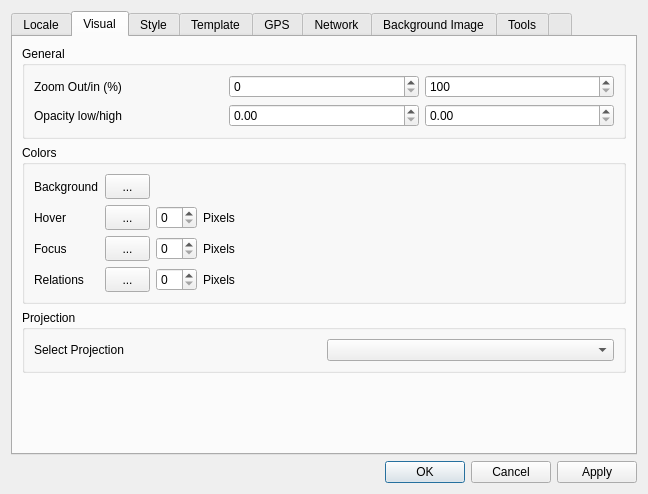
Above: Preferences/PreferencesDialog.ui from openstreetmap/merkaartor before the change. Below: the same form after it.
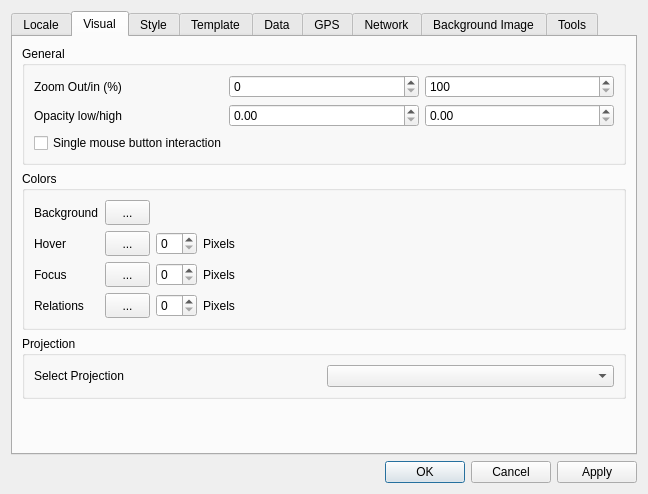
That is the form after the change. The open tabs and pages were chosen to show the change.

Commit message: ADD : Single mouse button preference (closes #1314) FIX : various

Patch:
```diff
--- a/Preferences/PreferencesDialog.ui
+++ b/Preferences/PreferencesDialog.ui
@@ -160,6 +160,13 @@
             </item>
            </layout>
           </item>
+          <item>
+           <widget class="QCheckBox" name="cbMouseSingleButton">
+            <property name="text">
+             <string>Single mouse button interaction</string>
+            </property>
+           </widget>
+          </item>
          </layout>
         </widget>
        </item>
@@ -597,7 +604,7 @@
      </widget>
      <widget class="QWidget" name="tabData">
       <attribute name="title">
-       <string>GPS</string>
+       <string>Data</string>
       </attribute>
       <layout class="QVBoxLayout" name="verticalLayout_2">
        <item>
@@ -733,7 +740,7 @@
      </widget>
      <widget class="QWidget" name="tab_6">
       <attribute name="title">
-       <string>Network</string>
+       <string>GPS</string>
       </attribute>
       <layout class="QVBoxLayout" name="verticalLayout_5">
        <item>
@@ -817,7 +824,7 @@
      </widget>
      <widget class="QWidget" name="tab">
       <attribute name="title">
-       <string>Background Image</string>
+       <string>Network</string>
       </attribute>
       <layout class="QVBoxLayout">
        <item>
@@ -893,7 +900,7 @@
      </widget>
      <widget class="QWidget" name="tab_2">
       <attribute name="title">
-       <string>Tools</string>
+       <string>Background Image</string>
       </attribute>
       <layout class="QVBoxLayout">
        <item>
@@ -984,7 +991,7 @@
      </widget>
      <widget class="QWidget" name="tabTools">
       <attribute name="title">
-       <string/>
+       <string>Tools</string>
       </attribute>
       <layout class="QHBoxLayout">
        <item>
```
Left out of the diff: 2 changed lines with no effect on the pictures. The commit also changes 23 other files.
